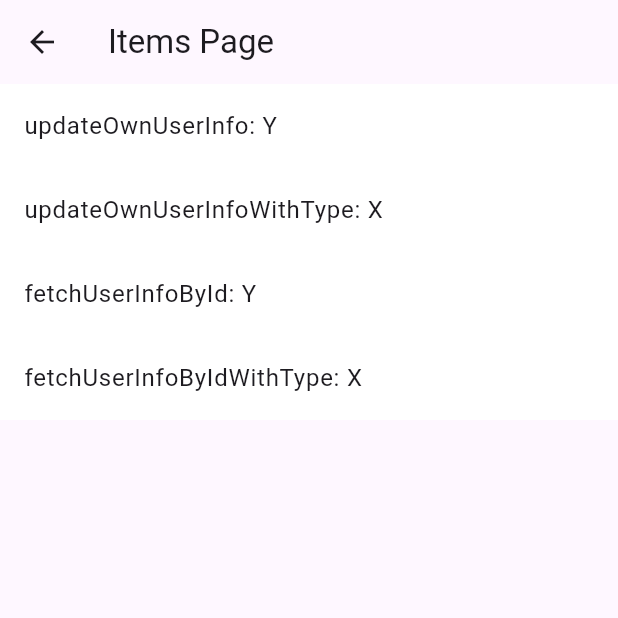
After one commit to dujiepeng/oh_test, a Flutter app: the screen it shows after launch, after a tap on "userInfoTest", on a phone screen of 412 x 824 dp, the top half of it. The commit adds this screen. Run offline on Flutter 3.47's test engine with Material 3 defaults, Android fonts, the phone set to English and light mode, and no system bars; our stand-ins replace image_picker; missing offline and left inert: im_flutter_sdk.

Commit message:
Add UserInfoPage.

```diff
--- a/lib/client_page.dart
+++ b/lib/client_page.dart
@@ -5,6 +5,7 @@ import 'package:test_oh/conversation_page.dart';
 import 'package:test_oh/group_page.dart';
 import 'package:test_oh/item_page.dart';
 import 'package:test_oh/presence_page.dart';
+import 'package:test_oh/userinfo_page.dart';
 
 // ignore: must_be_immutable
 class ClientPage extends ItemsPage {
@@ -19,6 +20,7 @@ class ClientPage extends ItemsPage {
         Item(title: 'chatTest', nextPage: ChatPage()),
         Item(title: 'conversationTest', nextPage: ConversationPage()),
         Item(title: 'presenceTest', nextPage: PresencePage()),
+        Item(title: 'userInfoTest', nextPage: UserInfoPage()),
       ];
 
   @override
--- /dev/null
+++ b/lib/userinfo_page.dart
@@ -0,0 +1,53 @@
+import 'package:flutter/material.dart';
+import 'package:im_flutter_sdk/im_flutter_sdk.dart';
+import 'package:test_oh/item_page.dart';
+
+class UserInfoPage extends ItemsPage {
+  UserInfoPage({super.key});
+
+  List<String> userIds = ['lxm', 'ljn', 'som']; // Example user IDs
+
+  @override
+  List<Item>? get items => [
+        Item(title: 'updateOwnUserInfo: Y', onTap: updateOwnUserInfo),
+        Item(
+            title: 'updateOwnUserInfoWithType: X',
+            onTap: updateOwnUserInfoWithType),
+        Item(title: 'fetchUserInfoById: Y', onTap: fetchUserInfoById),
+        Item(
+            title: 'fetchUserInfoByIdWithType: X',
+            onTap: fetchUserInfoByIdWithType),
+      ];
+
+  Future<Object?> updateOwnUserInfo() async {
+    try {
+      final userInfo = await EMClient.getInstance.userInfoManager.updateUserInfo(nickname: 'New nickname');
+      debugPrint('User info updated: ${userInfo.toJson()}');
+      return userInfo;
+    } catch (e) {
+      debugPrint('Error updating own user info: $e');
+    }
+    return null;
+  }
+
+  Future<Object?> updateOwnUserInfoWithType() async {
+    return null;
+  }
+
+  Future<Object?> fetchUserInfoById() async {
+    try {
+      final userInfoMap =
+          await EMClient.getInstance.userInfoManager.fetchUserInfoById(userIds);
+      debugPrint(
+          'Fetched user info by ID: ${userInfoMap.map((key, value) => MapEntry(key, value.toJson()))}');
+      return userInfoMap;
+    } catch (e) {
+      debugPrint('Error fetching user info by ID: $e');
+    }
+    return null;
+  }
+
+  Future<Object?> fetchUserInfoByIdWithType() async {
+    return null;
+  }
+}
```
